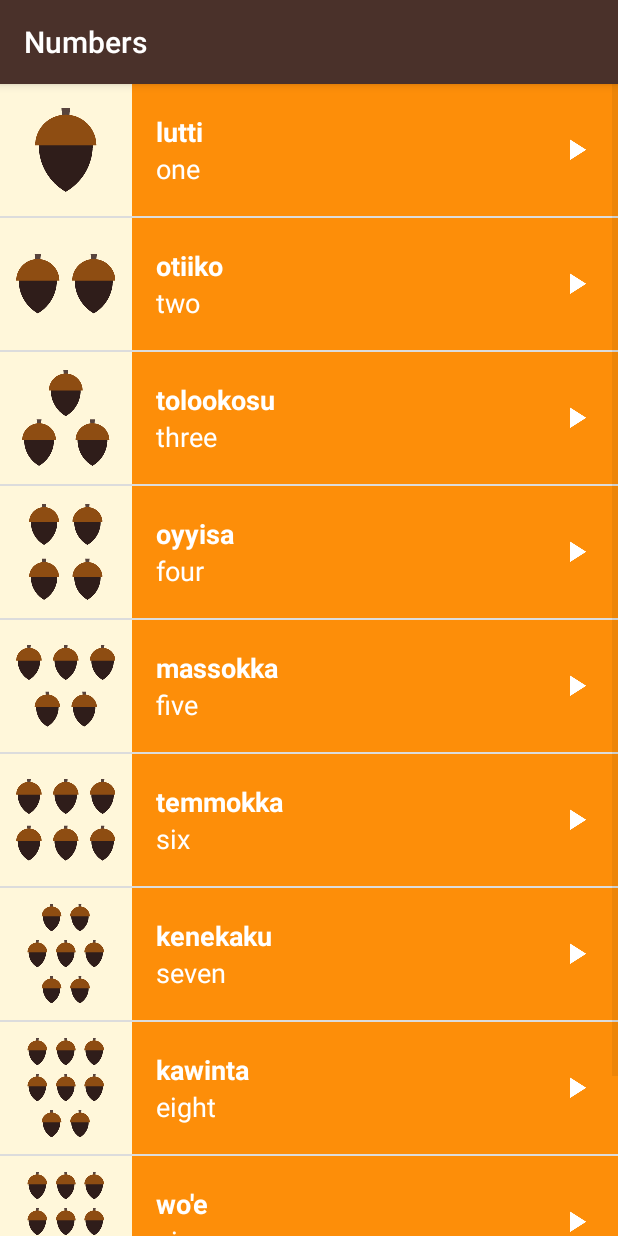
After one commit to indraazimi/miwok-twopane, an Android app: the WordActivity screen opened directly, with no data from a screen before it, on a phone screen of 412 x 824 dp. The commit adds this screen. Run offline under Robolectric (Android 15) with nearby library versions, the phone set to English and light mode, and no system bars.

Commit message:
Refactor NumbersActivity to NumbersFragment

```diff
--- a/app/src/main/AndroidManifest.xml
+++ b/app/src/main/AndroidManifest.xml
@@ -29,9 +29,7 @@
                 <category android:name="android.intent.category.LAUNCHER" />
             </intent-filter>
         </activity>
-        <activity
-            android:name=".NumbersActivity"
-            android:label="@string/category_numbers" />
+        <activity android:name=".WordActivity" />
         <activity
             android:name=".FamilyActivity"
             android:label="@string/category_family" />
--- a/app/src/main/java/com/example/android/miwok/MainActivity.java
+++ b/app/src/main/java/com/example/android/miwok/MainActivity.java
@@ -39,11 +39,11 @@ public class MainActivity extends AppCompatActivity {
             // The code in this method will be executed when the numbers category is clicked on.
             @Override
             public void onClick(View view) {
-                // Create a new intent to open the {@link NumbersActivity}
-                Intent numbersIntent = new Intent(MainActivity.this, NumbersActivity.class);
+                // Create a new intent to open the {@link WordActivity}
+                Intent intent = new Intent(MainActivity.this, WordActivity.class);
 
                 // Start the new activity
-                startActivity(numbersIntent);
+                startActivity(intent);
             }
         });
 
--- a/app/src/main/java/com/example/android/miwok/NumbersActivity.java
+++ b/app/src/main/java/com/example/android/miwok/NumbersFragment.java
@@ -19,14 +19,18 @@ import android.content.Context;
 import android.media.AudioManager;
 import android.media.MediaPlayer;
 import android.os.Bundle;
-import android.support.v7.app.AppCompatActivity;
+import android.support.annotation.NonNull;
+import android.support.annotation.Nullable;
+import android.support.v4.app.Fragment;
+import android.view.LayoutInflater;
 import android.view.View;
+import android.view.ViewGroup;
 import android.widget.AdapterView;
 import android.widget.ListView;
 
 import java.util.ArrayList;
 
-public class NumbersActivity extends AppCompatActivity {
+public class NumbersFragment extends Fragment {
 
     /** Handles playback of all the sound files */
     private MediaPlayer mMediaPlayer;
@@ -75,13 +79,14 @@ public class NumbersActivity extends AppCompatActivity {
         }
     };
 
+    @Nullable
     @Override
-    protected void onCreate(Bundle savedInstanceState) {
-        super.onCreate(savedInstanceState);
-        setContentView(R.layout.word_list);
+    public View onCreateView(@NonNull LayoutInflater inflater, @Nullable ViewGroup container,
+                             @Nullable Bundle savedInstanceState) {
+        View view = inflater.inflate(R.layout.word_list, container, false);
 
         // Create and setup the {@link AudioManager} to request audio focus
-        mAudioManager = (AudioManager) getSystemService(Context.AUDIO_SERVICE);
+        mAudioManager = (AudioManager) getContext().getSystemService(Context.AUDIO_SERVICE);
 
         // Create a list of words
         final ArrayList<Word> words = new ArrayList<Word>();
@@ -108,12 +113,12 @@ public class NumbersActivity extends AppCompatActivity {
 
         // Create an {@link WordAdapter}, whose data source is a list of {@link Word}s. The
         // adapter knows how to create list items for each item in the list.
-        WordAdapter adapter = new WordAdapter(this, words, R.color.category_numbers);
+        WordAdapter adapter = new WordAdapter(getContext(), words, R.color.category_numbers);
 
         // Find the {@link ListView} object in the view hierarchy of the {@link Activity}.
         // There should be a {@link ListView} with the view ID called list, which is declared in the
         // word_list.xml layout file.
-        ListView listView = (ListView) findViewById(R.id.list);
+        ListView listView = (ListView) view.findViewById(R.id.list);
 
         // Make the {@link ListView} use the {@link WordAdapter} we created above, so that the
         // {@link ListView} will display list items for each {@link Word} in the list.
@@ -141,7 +146,7 @@ public class NumbersActivity extends AppCompatActivity {
 
                     // Create and setup the {@link MediaPlayer} for the audio resource associated
                     // with the current word
-                    mMediaPlayer = MediaPlayer.create(NumbersActivity.this, word.getAudioResourceId());
+                    mMediaPlayer = MediaPlayer.create(getContext(), word.getAudioResourceId());
 
                     // Start the audio file
                     mMediaPlayer.start();
@@ -152,10 +157,12 @@ public class NumbersActivity extends AppCompatActivity {
                 }
             }
         });
+
+        return view;
     }
 
     @Override
-    protected void onStop() {
+    public void onStop() {
         super.onStop();
         // When the activity is stopped, release the media player resources because we won't
         // be playing any more sounds.
--- /dev/null
+++ b/app/src/main/java/com/example/android/miwok/WordActivity.java
@@ -0,0 +1,21 @@
+package com.example.android.miwok;
+
+import android.support.v4.app.FragmentManager;
+import android.support.v7.app.AppCompatActivity;
+import android.os.Bundle;
+
+public class WordActivity extends AppCompatActivity {
+
+    @Override
+    protected void onCreate(Bundle savedInstanceState) {
+        super.onCreate(savedInstanceState);
+        setContentView(R.layout.activity_word);
+
+        getSupportActionBar().setTitle(R.string.category_numbers);
+
+        FragmentManager fragmentManager = getSupportFragmentManager();
+        fragmentManager.beginTransaction()
+                .add(R.id.frame_layout, new NumbersFragment())
+                .commit();
+    }
+}
--- /dev/null
+++ b/app/src/main/res/layout/activity_word.xml
@@ -0,0 +1,7 @@
+<?xml version="1.0" encoding="utf-8"?>
+<FrameLayout xmlns:android="http://schemas.android.com/apk/res/android"
+    xmlns:tools="http://schemas.android.com/tools"
+    android:id="@+id/frame_layout"
+    android:layout_width="match_parent"
+    android:layout_height="match_parent"
+    tools:context="com.example.android.miwok.WordActivity" />
```
